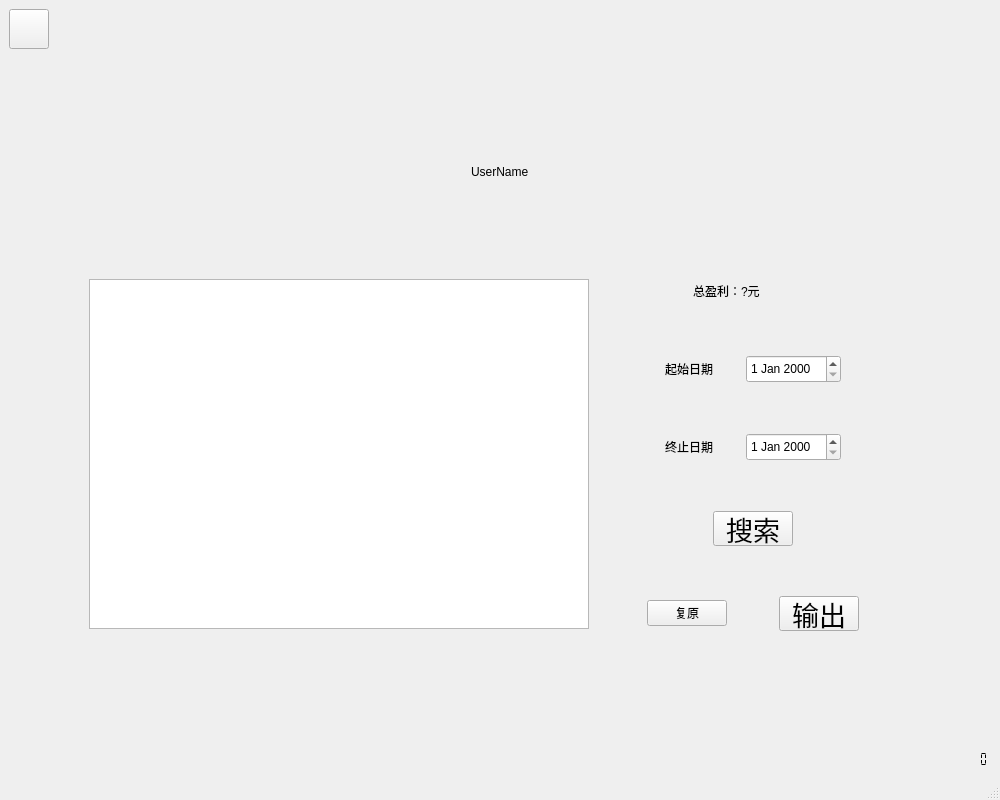
Above: placemainwindow.ui from liuweiky/CCIMS before the change. Below: the same form after it.
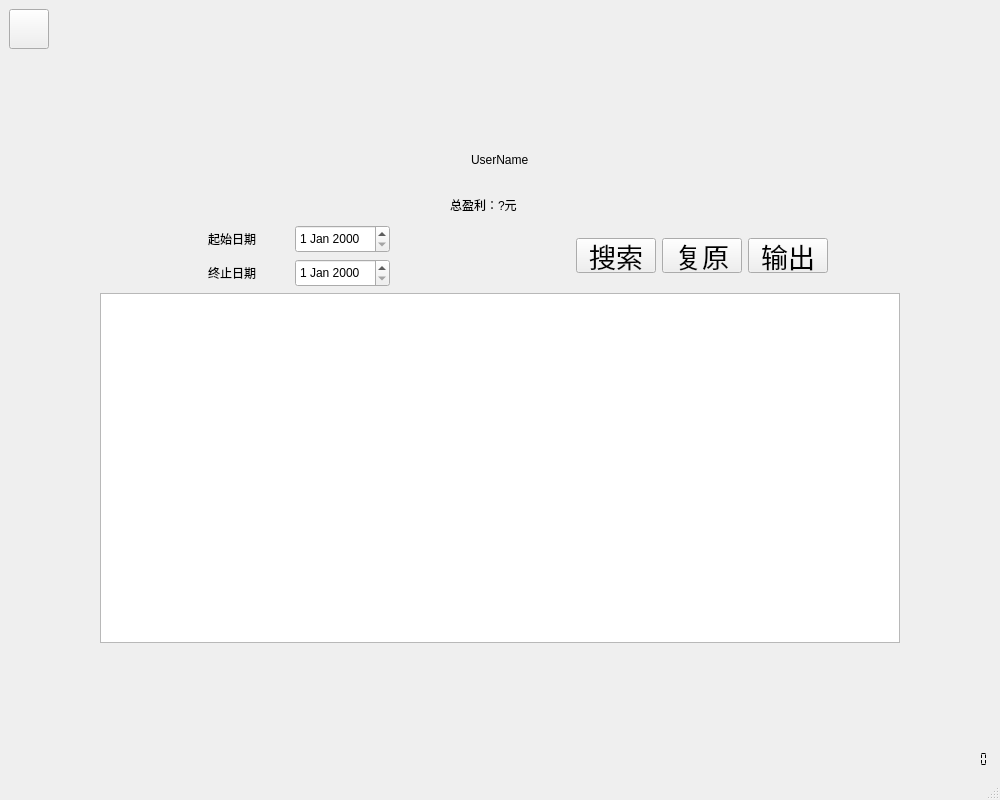
That is the form after the change. Icons and pictures are not drawn.

```diff
--- a/placemainwindow.ui
+++ b/placemainwindow.ui
@@ -81,7 +81,7 @@
       </item>
      </layout>
     </item>
-    <item row="0" column="2">
+    <item row="0" column="1">
      <spacer name="verticalSpacer_3">
       <property name="orientation">
        <enum>Qt::Vertical</enum>
@@ -89,7 +89,7 @@
       <property name="sizeHint" stdset="0">
        <size>
         <width>20</width>
-        <height>102</height>
+        <height>40</height>
        </size>
       </property>
      </spacer>
@@ -103,17 +103,14 @@
         </property>
         <property name="sizeHint" stdset="0">
          <size>
-          <width>40</width>
-          <height>20</height>
+          <width>65</width>
+          <height>17</height>
          </size>
         </property>
        </spacer>
       </item>
       <item>
        <layout class="QGridLayout" name="gridLayout">
-        <property name="verticalSpacing">
-         <number>80</number>
-        </property>
         <item row="0" column="0" colspan="2">
          <layout class="QHBoxLayout" name="horizontalLayout">
           <item>
@@ -166,28 +163,7 @@
           </item>
          </layout>
         </item>
-        <item row="1" column="0">
-         <widget class="QTableWidget" name="tableWidget">
-          <property name="minimumSize">
-           <size>
-            <width>500</width>
-            <height>350</height>
-           </size>
-          </property>
-          <property name="maximumSize">
-           <size>
-            <width>500</width>
-            <height>350</height>
-           </size>
-          </property>
-         </widget>
-        </item>
-        <item row="1" column="1">
-         <layout class="QGridLayout" name="gridLayout_3">
-          <property name="verticalSpacing">
-           <number>50</number>
-          </property>
-          <item row="0" column="0">
+        <item row="1" column="0" colspan="2">
            <layout class="QHBoxLayout" name="horizontalLayout_2">
             <item>
              <spacer name="horizontalSpacer_9">
@@ -234,68 +210,6 @@
            </layout>
           </item>
           <item row="2" column="0">
-           <layout class="QHBoxLayout" name="horizontalLayout_6">
-            <item>
-             <spacer name="horizontalSpacer_5">
-              <property name="orientation">
-               <enum>Qt::Horizontal</enum>
-              </property>
-              <property name="sizeHint" stdset="0">
-               <size>
-                <width>40</width>
-                <height>20</height>
-               </size>
-              </property>
-             </spacer>
-            </item>
-            <item>
-             <widget class="QLabel" name="FinishLabel">
-              <property name="minimumSize">
-               <size>
-                <width>81</width>
-                <height>28</height>
-               </size>
-              </property>
-              <property name="styleSheet">
-               <string notr="true">font: 20pt &quot;.SF NS Text&quot;;</string>
-              </property>
-              <property name="text">
-               <string>终止日期</string>
-              </property>
-             </widget>
-            </item>
-            <item>
-             <widget class="QDateEdit" name="FinishDateEdit">
-              <property name="minimumSize">
-               <size>
-                <width>0</width>
-                <height>28</height>
-               </size>
-              </property>
-              <property name="maximumSize">
-               <size>
-                <width>16777215</width>
-                <height>28</height>
-               </size>
-              </property>
-             </widget>
-            </item>
-            <item>
-             <spacer name="horizontalSpacer_6">
-              <property name="orientation">
-               <enum>Qt::Horizontal</enum>
-              </property>
-              <property name="sizeHint" stdset="0">
-               <size>
-                <width>40</width>
-                <height>20</height>
-               </size>
-              </property>
-             </spacer>
-            </item>
-           </layout>
-          </item>
-          <item row="1" column="0">
            <layout class="QHBoxLayout" name="horizontalLayout_3">
             <item>
              <spacer name="horizontalSpacer_3">
@@ -357,7 +271,7 @@
             </item>
            </layout>
           </item>
-          <item row="4" column="0">
+        <item row="2" column="1" rowspan="2">
            <layout class="QHBoxLayout" name="horizontalLayout_7">
             <item>
              <spacer name="horizontalSpacer_11">
@@ -372,26 +286,68 @@
               </property>
              </spacer>
             </item>
+          <item>
+           <widget class="QPushButton" name="FilterButton">
+            <property name="minimumSize">
+             <size>
+              <width>0</width>
+              <height>35</height>
+             </size>
+            </property>
+            <property name="maximumSize">
+             <size>
+              <width>16777215</width>
+              <height>35</height>
+             </size>
+            </property>
+            <property name="font">
+             <font>
+              <family>.SF NS Text</family>
+              <pointsize>20</pointsize>
+              <weight>50</weight>
+              <italic>false</italic>
+              <bold>false</bold>
+             </font>
+            </property>
+            <property name="styleSheet">
+             <string notr="true">font: 20pt &quot;.SF NS Text&quot;;</string>
+            </property>
+            <property name="text">
+             <string>搜索</string>
+            </property>
+           </widget>
+          </item>
             <item>
              <widget class="QPushButton" name="ResetButton">
+            <property name="minimumSize">
+             <size>
+              <width>0</width>
+              <height>35</height>
+             </size>
+            </property>
+            <property name="maximumSize">
+             <size>
+              <width>16777215</width>
+              <height>35</height>
+             </size>
+            </property>
+            <property name="font">
+             <font>
+              <family>.SF NS Text</family>
+              <pointsize>20</pointsize>
+              <weight>50</weight>
+              <italic>false</italic>
+              <bold>false</bold>
+             </font>
+            </property>
+            <property name="styleSheet">
+             <string notr="true">font: 20pt &quot;.SF NS Text&quot;;</string>
+            </property>
               <property name="text">
                <string>复原</string>
               </property>
              </widget>
             </item>
-            <item>
-             <spacer name="horizontalSpacer_15">
-              <property name="orientation">
-               <enum>Qt::Horizontal</enum>
-              </property>
-              <property name="sizeHint" stdset="0">
-               <size>
-                <width>40</width>
-                <height>20</height>
-               </size>
-              </property>
-             </spacer>
-            </item>
             <item>
              <widget class="QPushButton" name="ExportButton">
               <property name="minimumSize">
@@ -439,9 +395,9 @@
            </layout>
           </item>
           <item row="3" column="0">
-           <layout class="QHBoxLayout" name="horizontalLayout_9">
+         <layout class="QHBoxLayout" name="horizontalLayout_6">
             <item>
-             <spacer name="horizontalSpacer_16">
+           <spacer name="horizontalSpacer_5">
               <property name="orientation">
                <enum>Qt::Horizontal</enum>
               </property>
@@ -454,38 +410,39 @@
              </spacer>
             </item>
             <item>
-             <widget class="QPushButton" name="FilterButton">
+           <widget class="QLabel" name="FinishLabel">
               <property name="minimumSize">
                <size>
-                <width>0</width>
-                <height>35</height>
-               </size>
-              </property>
-              <property name="maximumSize">
-               <size>
-                <width>16777215</width>
-                <height>35</height>
-               </size>
-              </property>
-              <property name="font">
-               <font>
-                <family>.SF NS Text</family>
-                <pointsize>20</pointsize>
-                <weight>50</weight>
-                <italic>false</italic>
-                <bold>false</bold>
-               </font>
-              </property>
+              <width>81</width>
+              <height>28</height>
+             </size>
+            </property>
               <property name="styleSheet">
                <string notr="true">font: 20pt &quot;.SF NS Text&quot;;</string>
               </property>
               <property name="text">
-               <string>搜索</string>
+             <string>终止日期</string>
               </property>
              </widget>
             </item>
             <item>
-             <spacer name="horizontalSpacer_17">
+           <widget class="QDateEdit" name="FinishDateEdit">
+            <property name="minimumSize">
+             <size>
+              <width>0</width>
+              <height>28</height>
+             </size>
+            </property>
+            <property name="maximumSize">
+             <size>
+              <width>16777215</width>
+              <height>28</height>
+             </size>
+            </property>
+           </widget>
+          </item>
+          <item>
+           <spacer name="horizontalSpacer_6">
               <property name="orientation">
                <enum>Qt::Horizontal</enum>
               </property>
@@ -499,7 +456,24 @@
             </item>
            </layout>
           </item>
-         </layout>
+        <item row="4" column="0" colspan="2">
+         <widget class="QTableWidget" name="tableWidget">
+          <property name="minimumSize">
+           <size>
+            <width>800</width>
+            <height>350</height>
+           </size>
+          </property>
+          <property name="maximumSize">
+           <size>
+            <width>800</width>
+            <height>350</height>
+           </size>
+          </property>
+          <attribute name="verticalHeaderVisible">
+           <bool>false</bool>
+          </attribute>
+         </widget>
         </item>
        </layout>
       </item>
@@ -510,15 +484,15 @@
         </property>
         <property name="sizeHint" stdset="0">
          <size>
-          <width>40</width>
-          <height>20</height>
+          <width>27</width>
+          <height>17</height>
          </size>
         </property>
        </spacer>
       </item>
      </layout>
     </item>
-    <item row="2" column="1">
+    <item row="2" column="2">
      <spacer name="verticalSpacer_4">
       <property name="orientation">
        <enum>Qt::Vertical</enum>
@@ -526,7 +500,7 @@
       <property name="sizeHint" stdset="0">
        <size>
         <width>20</width>
-        <height>102</height>
+        <height>40</height>
        </size>
       </property>
      </spacer>
```
Left out of the diff: 2 changed lines with no effect on the pictures. Lines whose indentation alone changed are shown as unchanged.
